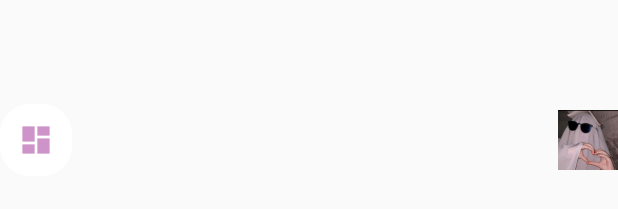
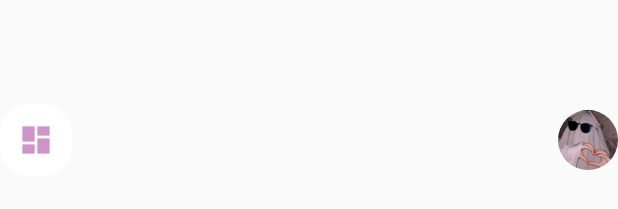
Before and after one commit to OfeLG/Auctions, a Flutter app: the CustomAppBar widget shown alone on an empty page, opened directly, on a phone screen of 412 x 824 dp. Shown: the part 478-687 px from the top of the screen. Run offline on Flutter 3.47's test engine with Material 2 defaults, Android fonts, the phone set to English and light mode, and no system bars; our stand-ins replace carousel_pro; missing offline and left inert: dart:html, dart:js; network calls fail.

```diff
--- a/lib/Pages/customAppBar.dart
+++ b/lib/Pages/customAppBar.dart
@@ -57,10 +57,12 @@ class CustomAppBar extends StatelessWidget {
           width: 40,
           height: 40,
           decoration: BoxDecoration(
-            borderRadius: BorderRadius.circular(30),
-          ),
-          child: Image.asset(
-            "assets/profile.jpg",
+            borderRadius: new BorderRadius.circular(100.0),
+            image: DecorationImage(
+              image: AssetImage(
+                "assets/profile.jpg",
+              ),
+            ),
           ),
         ),
       ],
```
Also changed, not shown: lib/Pages/OthersPage/product_details.dart (+3 -4 lines), lib/Provider/products_provider.dart (+10 -1 lines).
